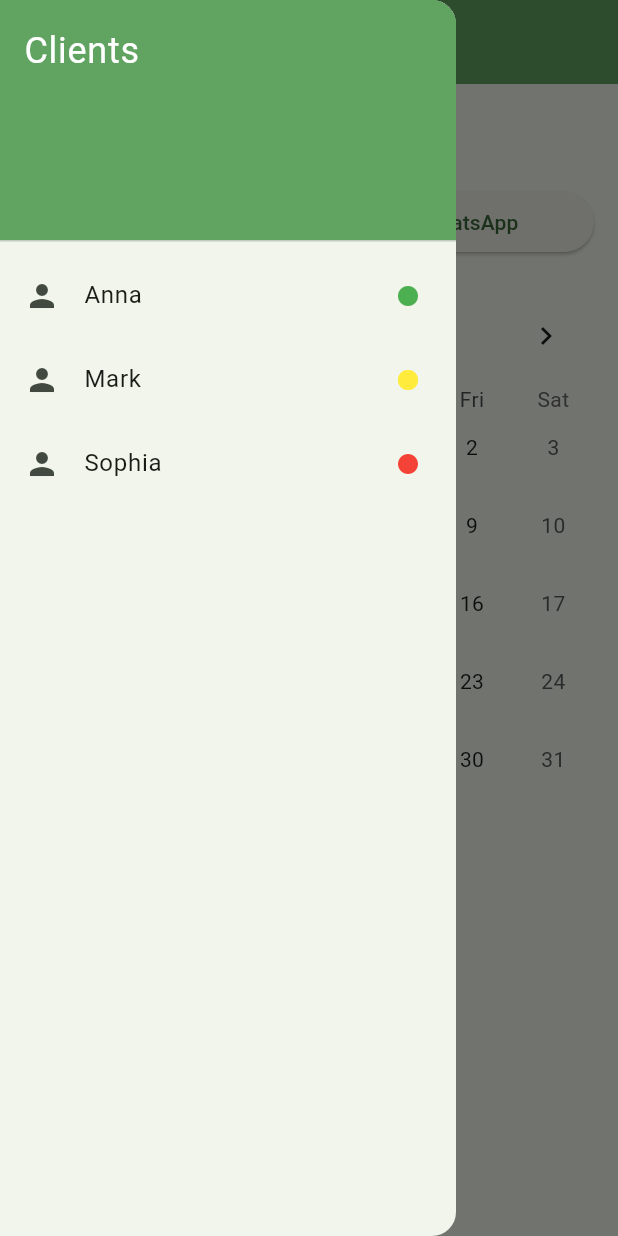
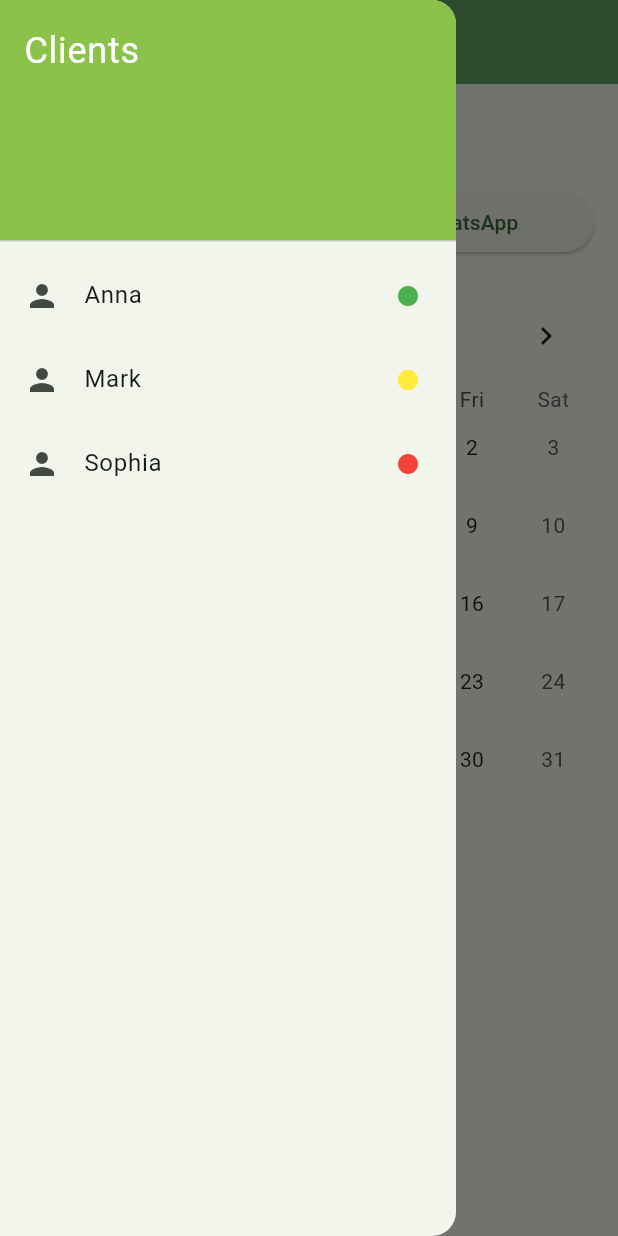
Before and after one commit to rosamarker/HealthyHabits, a Flutter app: the screen it shows after launch, with the side drawer open, on a phone screen of 412 x 824 dp. Run offline on Flutter 3.47's test engine with Material 3 defaults, Android fonts, the phone set to English and light mode, and no system bars; drawn by our look-alikes of table_calendar; our stand-ins replace permission_handler, stop_watch_timer; missing offline and left inert: flutter_reactive_ble.

Commit message:
comments + change color in appbar + new logo

```diff
--- a/lib/model/clients.dart
+++ b/lib/model/clients.dart
@@ -94,7 +94,7 @@ class Client {
 
   final List<Exercise> exercises;
 
-  // ✅ NEW: Movesense association (persisted on the Client)
+  // Movesense association (persisted on the Client)
   final String? movesenseDeviceId;
   final String? movesenseDeviceName;
 
@@ -148,7 +148,7 @@ class Client {
       'motivation': motivation,
       'exercises': exercises.map((e) => e.toMap()).toList(),
 
-      // ✅ NEW fields
+      // Movesense association
       'movesenseDeviceId': movesenseDeviceId,
       'movesenseDeviceName': movesenseDeviceName,
     };
@@ -167,7 +167,7 @@ class Client {
           .map((e) => Exercise.fromMap(e as Map<String, dynamic>))
           .toList(),
 
-      // ✅ NEW fields (nullable)
+      // Movesense association nullable fields
       movesenseDeviceId: map['movesenseDeviceId'] as String?,
       movesenseDeviceName: map['movesenseDeviceName'] as String?,
     );
--- a/lib/view/client_card_view.dart
+++ b/lib/view/client_card_view.dart
@@ -106,7 +106,7 @@ class _ClientDetailPageState extends State<ClientDetailPage> {
             Text(client.motivation.isNotEmpty ? client.motivation : 'No motivation notes added.'),
             const SizedBox(height: 16),
 
-            // Movesense association (stored on the client at creation time)
+            // Movesense association
             const Text('Movesense:', style: TextStyle(fontWeight: FontWeight.bold)),
             const SizedBox(height: 4),
             Row(
--- a/lib/view/home_view.dart
+++ b/lib/view/home_view.dart
@@ -9,7 +9,7 @@ import '../widgets/client_card_widget.dart';
 import 'client_card_view.dart';
 import 'client_list_view.dart';
 
-// Landing page: calendar + quick access to clients.
+// Landing page: calendar + quick access to clients
 class HomePage extends StatefulWidget {
   const HomePage({super.key});
 
@@ -27,7 +27,7 @@ class _HomePageState extends State<HomePage> {
 
     clientListVM = ClientListViewModel();
 
-    // Seed with a few demo clients so the UI has something to render.
+    // Seed with a few demo clients so the UI has something to render
     clientListVM.addClient(
       const Client(
         clientId: '1',
@@ -90,7 +90,7 @@ class _HomePageState extends State<HomePage> {
   @override
   Widget build(BuildContext context) {
     return Scaffold(
-      appBar: AppBar(title: const Text('HealthyHabits')),
+      appBar: AppBar(title: const Text('Healthy Habits')),
       drawer: Drawer(
         child: SafeArea(
           child: AnimatedBuilder(
@@ -102,7 +102,7 @@ class _HomePageState extends State<HomePage> {
                 children: [
                   const DrawerHeader(
                     decoration: BoxDecoration(
-                      color: Color.fromARGB(255, 97, 164, 97),
+                      color: Colors.lightGreen,
                     ),
                     child: Text(
                       'Clients',
@@ -167,7 +167,7 @@ class _HomePageState extends State<HomePage> {
                 Expanded(
                   child: ElevatedButton.icon(
                     onPressed: () {
-                      // Intentionally left as a placeholder.
+                      // Intentionally left as a placeholder
                     },
                     icon: const Icon(Icons.message),
                     label: const Text('WhatsApp'),
@@ -231,7 +231,7 @@ class _HomePageState extends State<HomePage> {
             AnimatedBuilder(
               animation: clientListVM,
               builder: (_, __) {
-                // Keep calendar view model in sync with the list view model.
+                // Keep calendar view model in sync with the list view model
                 calendarVM.replaceClients(clientListVM.clients);
                 final list = calendarVM.getClientsForDay(
                   calendarVM.selectedDay ?? DateTime.now(),
@@ -240,7 +240,7 @@ class _HomePageState extends State<HomePage> {
                 if (list.isEmpty) {
                   return const Align(
                     alignment: Alignment.centerLeft,
-                    child: Text('No clients for the selected day.'),
+                    child: Text('No clients for the selected day'),
                   );
                 }
 
--- a/lib/view_model/client_list_view_model.dart
+++ b/lib/view_model/client_list_view_model.dart
@@ -23,7 +23,7 @@ class ClientListViewModel extends ChangeNotifier {
     notifyListeners();
   }
 
-  /// ✅ Helper to update Movesense association after creation if needed
+  // Update Movesense association after creation if needed
   void setMovesenseForClient({
     required String clientId,
     required String? deviceId,
--- a/lib/view_model/create_client_view_model.dart
+++ b/lib/view_model/create_client_view_model.dart
@@ -12,7 +12,7 @@ class CreateClientViewModel {
   /// Exercises added while creating client
   final List<Exercise> exercises = [];
 
-  /// ✅ Movesense association captured during client creation
+  // Movesense association captured during client creation
   String? movesenseDeviceId;
   String? movesenseDeviceName;
 
--- a/lib/widgets/main.dart
+++ b/lib/widgets/main.dart
@@ -14,13 +14,12 @@ class MyApp extends StatelessWidget {
   @override
   Widget build(BuildContext context) {
     return MaterialApp(
-      title: 'HealthyHabits',
+      title: 'Healthy Habits',
       theme: ThemeData(
-        colorScheme: ColorScheme.fromSeed(
-            seedColor: const Color.fromARGB(255, 97, 164, 97)),
+        colorScheme: ColorScheme.fromSeed(seedColor: Colors.lightGreen),
         useMaterial3: true,
         appBarTheme: const AppBarTheme(
-          backgroundColor: Color.fromARGB(255, 97, 164, 97),
+          backgroundColor: Colors.lightGreen,
           foregroundColor: Colors.white,
           centerTitle: true,
           titleTextStyle: TextStyle(
```
Also changed, not shown: lib/view/create_client_view.dart (+6 -7 lines), lib/view_model/home_view_model.dart (+3 -4 lines), lib/view_model/movement_view_model.dart (+48 -2 lines), lib/widgets/todolist.txt (deleted, +0 -15 lines), assets/icon/new_logo.png, assets/icon/old_logo.png (added), 3 other files.
